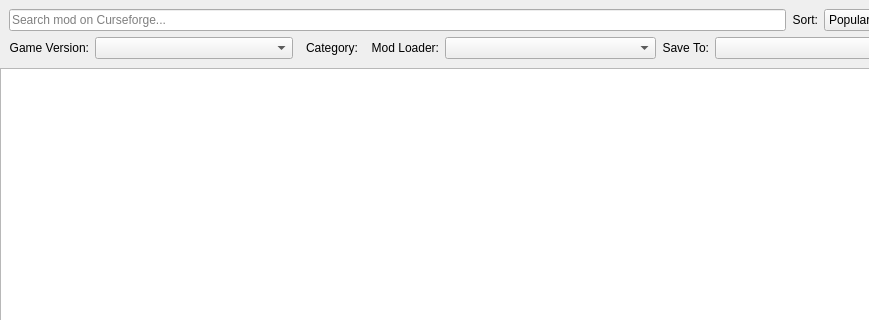
The window that src/ui/curseforge/curseforgemodbrowser.ui (kaniol-lck/modmanager) describes before a commit, drawn with Qt 5; both pictures show x 0 to 869 and y 0 to 320 of the 955 by 633 pixel window.
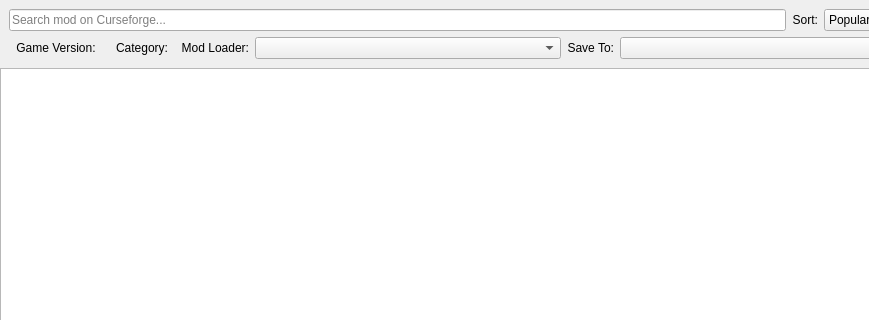
The same window after the commit. Icons and pictures are not drawn.

Commit message: curseforge game version in menu

```diff
--- a/src/ui/curseforge/curseforgemodbrowser.ui
+++ b/src/ui/curseforge/curseforgemodbrowser.ui
@@ -102,36 +102,6 @@
         </item>
        </layout>
       </item>
-      <item row="1" column="0">
-       <layout class="QHBoxLayout" name="horizontalLayout_2">
-        <item>
-         <widget class="QLabel" name="label">
-          <property name="sizePolicy">
-           <sizepolicy hsizetype="Minimum" vsizetype="Preferred">
-            <horstretch>0</horstretch>
-            <verstretch>0</verstretch>
-           </sizepolicy>
-          </property>
-          <property name="text">
-           <string>Game Version:</string>
-          </property>
-          <property name="alignment">
-           <set>Qt::AlignRight|Qt::AlignTrailing|Qt::AlignVCenter</set>
-          </property>
-         </widget>
-        </item>
-        <item>
-         <widget class="QComboBox" name="versionSelect">
-          <property name="sizePolicy">
-           <sizepolicy hsizetype="Expanding" vsizetype="Fixed">
-            <horstretch>0</horstretch>
-            <verstretch>0</verstretch>
-           </sizepolicy>
-          </property>
-         </widget>
-        </item>
-       </layout>
-      </item>
       <item row="1" column="2">
        <layout class="QHBoxLayout" name="horizontalLayout_4">
         <item>
@@ -207,6 +177,22 @@
        <widget class="QToolButton" name="categorySelect">
         <property name="text">
          <string>Category:</string>
+        </property>
+        <property name="popupMode">
+         <enum>QToolButton::InstantPopup</enum>
+        </property>
+        <property name="toolButtonStyle">
+         <enum>Qt::ToolButtonTextBesideIcon</enum>
+        </property>
+        <property name="autoRaise">
+         <bool>true</bool>
+        </property>
+       </widget>
+      </item>
+      <item row="1" column="0">
+       <widget class="QToolButton" name="versionSelectButton">
+        <property name="text">
+         <string>Game Version:</string>
         </property>
         <property name="popupMode">
          <enum>QToolButton::InstantPopup</enum>
```
Left out of the diff: 2 changed lines with no effect on the pictures. The commit also changes 3 other files.
